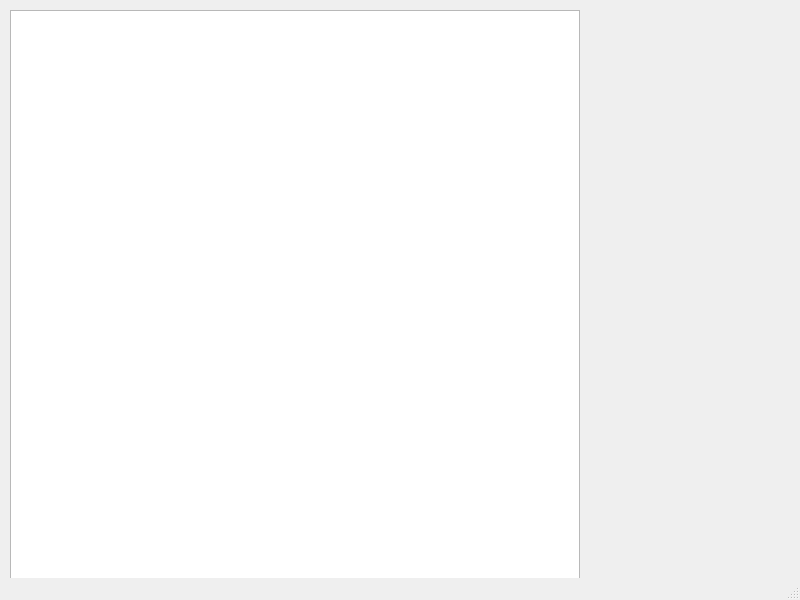
Above: Bomberman/gamescreen.ui from slmblck/bomberman before the change. Below: the same form after it.
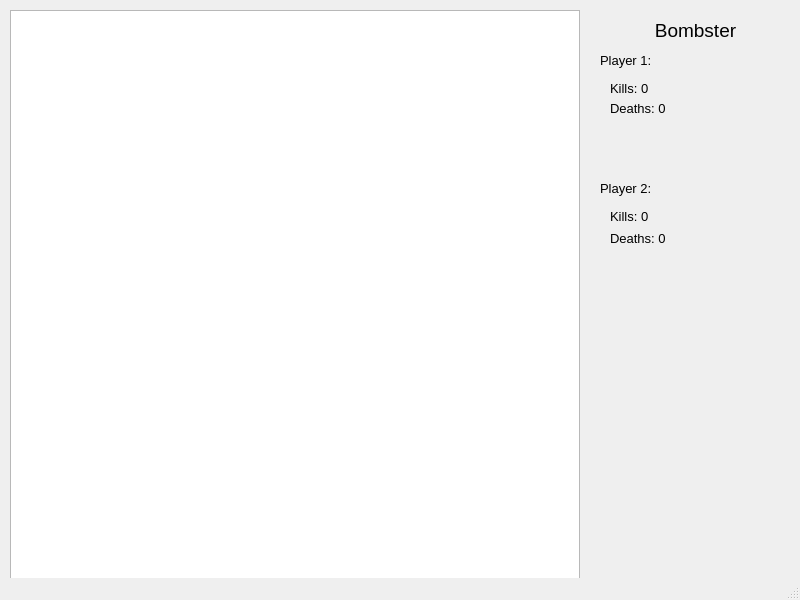
That is the form after the change.

Commit message: Added types + player states

Patch:
```diff
--- a/Bomberman/gamescreen.ui
+++ b/Bomberman/gamescreen.ui
@@ -10,6 +10,11 @@
     <height>600</height>
    </rect>
   </property>
+  <property name="font">
+   <font>
+    <pointsize>10</pointsize>
+   </font>
+  </property>
   <property name="windowTitle">
    <string>MainWindow</string>
   </property>
@@ -30,6 +35,130 @@
      <enum>Qt::ScrollBarAlwaysOff</enum>
     </property>
    </widget>
+   <widget class="QLabel" name="label">
+    <property name="geometry">
+     <rect>
+      <x>635</x>
+      <y>20</y>
+      <width>121</width>
+      <height>20</height>
+     </rect>
+    </property>
+    <property name="font">
+     <font>
+      <pointsize>14</pointsize>
+     </font>
+    </property>
+    <property name="text">
+     <string>Bombster</string>
+    </property>
+    <property name="alignment">
+     <set>Qt::AlignCenter</set>
+    </property>
+   </widget>
+   <widget class="QLabel" name="label_2">
+    <property name="geometry">
+     <rect>
+      <x>600</x>
+      <y>50</y>
+      <width>61</width>
+      <height>21</height>
+     </rect>
+    </property>
+    <property name="font">
+     <font>
+      <pointsize>10</pointsize>
+     </font>
+    </property>
+    <property name="text">
+     <string>Player 1:</string>
+    </property>
+   </widget>
+   <widget class="QLabel" name="label_3">
+    <property name="geometry">
+     <rect>
+      <x>610</x>
+      <y>80</y>
+      <width>61</width>
+      <height>16</height>
+     </rect>
+    </property>
+    <property name="font">
+     <font>
+      <pointsize>10</pointsize>
+     </font>
+    </property>
+    <property name="text">
+     <string>Kills: 0</string>
+    </property>
+   </widget>
+   <widget class="QLabel" name="label_4">
+    <property name="geometry">
+     <rect>
+      <x>610</x>
+      <y>100</y>
+      <width>71</width>
+      <height>16</height>
+     </rect>
+    </property>
+    <property name="font">
+     <font>
+      <pointsize>10</pointsize>
+     </font>
+    </property>
+    <property name="text">
+     <string>Deaths: 0</string>
+    </property>
+   </widget>
+   <widget class="QLabel" name="label_5">
+    <property name="geometry">
+     <rect>
+      <x>600</x>
+      <y>180</y>
+      <width>61</width>
+      <height>16</height>
+     </rect>
+    </property>
+    <property name="font">
+     <font>
+      <pointsize>10</pointsize>
+     </font>
+    </property>
+    <property name="text">
+     <string>Player 2:</string>
+    </property>
+   </widget>
+   <widget class="QLabel" name="label_6">
+    <property name="geometry">
+     <rect>
+      <x>610</x>
+      <y>210</y>
+      <width>46</width>
+      <height>13</height>
+     </rect>
+    </property>
+    <property name="font">
+     <font>
+      <pointsize>10</pointsize>
+     </font>
+    </property>
+    <property name="text">
+     <string>Kills: 0</string>
+    </property>
+   </widget>
+   <widget class="QLabel" name="label_7">
+    <property name="geometry">
+     <rect>
+      <x>610</x>
+      <y>230</y>
+      <width>81</width>
+      <height>16</height>
+     </rect>
+    </property>
+    <property name="text">
+     <string>Deaths: 0</string>
+    </property>
+   </widget>
   </widget>
   <widget class="QMenuBar" name="menubar">
    <property name="geometry">
```
Left out of the diff: 2 changed lines with no effect on the pictures. The commit also changes 18 other files.
